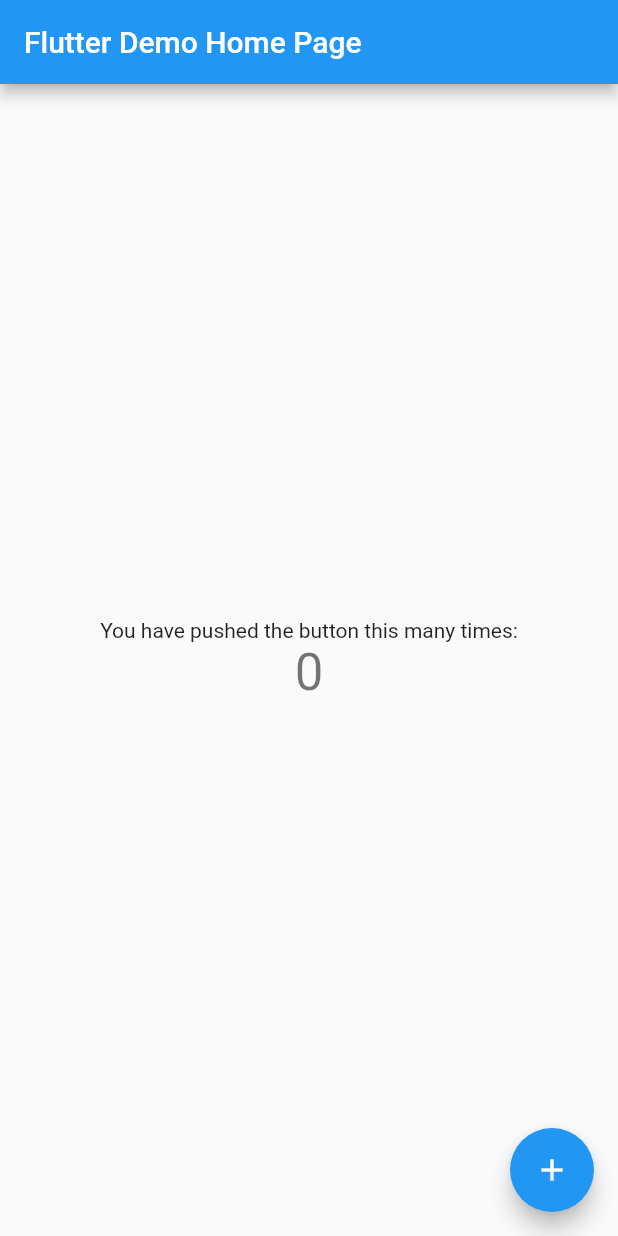
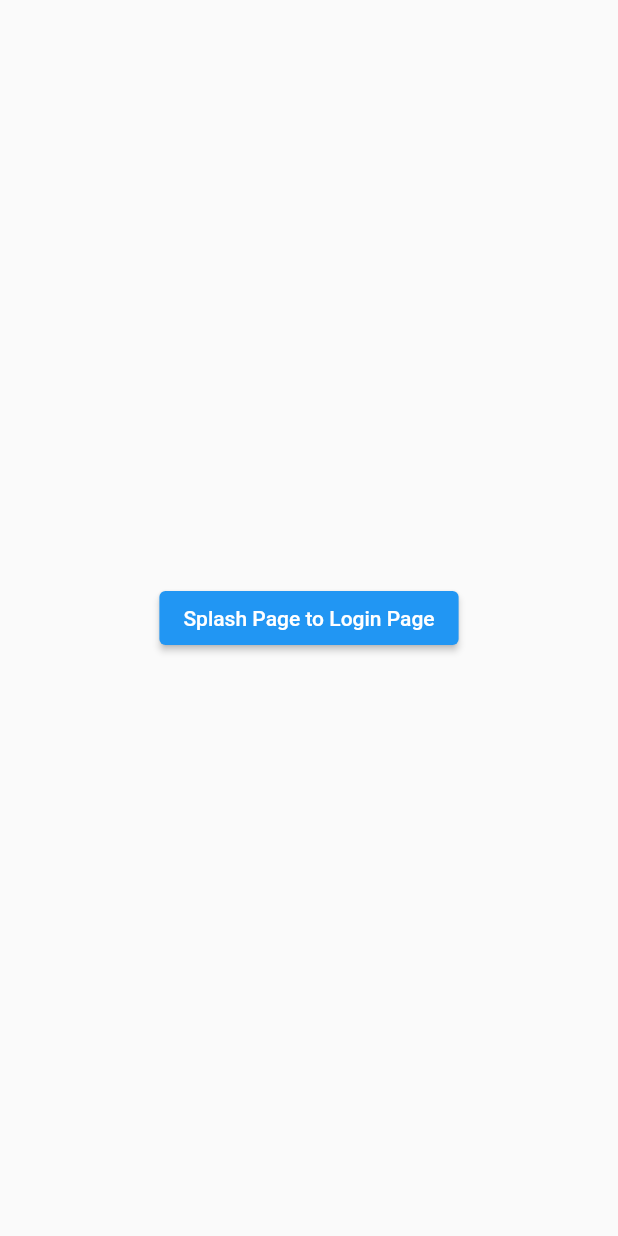
Before and after one commit to dimassdoubles/waroengku, a Flutter app: the screen it shows after launch, on a phone screen of 412 x 824 dp. Run offline on Flutter 3.47's test engine with Material 2 defaults, Android fonts, the phone set to English and light mode, and no system bars.

Commit message:
set up routes

```diff
--- a/lib/main.dart
+++ b/lib/main.dart
@@ -1,4 +1,5 @@
 import 'package:flutter/material.dart';
+import 'share/routes.dart' as routes;
 
 void main() {
   runApp(const MyApp());
@@ -7,109 +8,12 @@ void main() {
 class MyApp extends StatelessWidget {
   const MyApp({super.key});
 
-  // This widget is the root of your application.
   @override
   Widget build(BuildContext context) {
-    return MaterialApp(
-      title: 'Flutter Demo',
-      theme: ThemeData(
-        // This is the theme of your application.
-        //
-        // Try running your application with "flutter run". You'll see the
-        // application has a blue toolbar. Then, without quitting the app, try
-        // changing the primarySwatch below to Colors.green and then invoke
-        // "hot reload" (press "r" in the console where you ran "flutter run",
-        // or simply save your changes to "hot reload" in a Flutter IDE).
-        // Notice that the counter didn't reset back to zero; the application
-        // is not restarted.
-        primarySwatch: Colors.blue,
-      ),
-      home: const MyHomePage(title: 'Flutter Demo Home Page'),
+    return const MaterialApp(
+      debugShowCheckedModeBanner: false,
+      onGenerateRoute: routes.controller,
+      initialRoute: routes.splashPage,
     );
   }
 }
-
-class MyHomePage extends StatefulWidget {
-  const MyHomePage({super.key, required this.title});
-
-  // This widget is the home page of your application. It is stateful, meaning
-  // that it has a State object (defined below) that contains fields that affect
-  // how it looks.
-
-  // This class is the configuration for the state. It holds the values (in this
-  // case the title) provided by the parent (in this case the App widget) and
-  // used by the build method of the State. Fields in a Widget subclass are
-  // always marked "final".
-
-  final String title;
-
-  @override
-  State<MyHomePage> createState() => _MyHomePageState();
-}
-
-class _MyHomePageState extends State<MyHomePage> {
-  int _counter = 0;
-
-  void _incrementCounter() {
-    setState(() {
-      // This call to setState tells the Flutter framework that something has
-      // changed in this State, which causes it to rerun the build method below
-      // so that the display can reflect the updated values. If we changed
-      // _counter without calling setState(), then the build method would not be
-      // called again, and so nothing would appear to happen.
-      _counter++;
-    });
-  }
-
-  @override
-  Widget build(BuildContext context) {
-    // This method is rerun every time setState is called, for instance as done
-    // by the _incrementCounter method above.
-    //
-    // The Flutter framework has been optimized to make rerunning build methods
-    // fast, so that you can just rebuild anything that needs updating rather
-    // than having to individually change instances of widgets.
-    return Scaffold(
-      appBar: AppBar(
-        // Here we take the value from the MyHomePage object that was created by
-        // the App.build method, and use it to set our appbar title.
-        title: Text(widget.title),
-      ),
-      body: Center(
-        // Center is a layout widget. It takes a single child and positions it
-        // in the middle of the parent.
-        child: Column(
-          // Column is also a layout widget. It takes a list of children and
-          // arranges them vertically. By default, it sizes itself to fit its
-          // children horizontally, and tries to be as tall as its parent.
-          //
-          // Invoke "debug painting" (press "p" in the console, choose the
-          // "Toggle Debug Paint" action from the Flutter Inspector in Android
-          // Studio, or the "Toggle Debug Paint" command in Visual Studio Code)
-          // to see the wireframe for each widget.
-          //
-          // Column has various properties to control how it sizes itself and
-          // how it positions its children. Here we use mainAxisAlignment to
-          // center the children vertically; the main axis here is the vertical
-          // axis because Columns are vertical (the cross axis would be
-          // horizontal).
-          mainAxisAlignment: MainAxisAlignment.center,
-          children: <Widget>[
-            const Text(
-              'You have pushed the button this many times:',
-            ),
-            Text(
-              '$_counter',
-              style: Theme.of(context).textTheme.headline4,
-            ),
-          ],
-        ),
-      ),
-      floatingActionButton: FloatingActionButton(
-        onPressed: _incrementCounter,
-        tooltip: 'Increment',
-        child: const Icon(Icons.add),
-      ), // This trailing comma makes auto-formatting nicer for build methods.
-    );
-  }
-}
--- /dev/null
+++ b/lib/presentation/pages/login_page.dart
@@ -0,0 +1,17 @@
+import 'package:flutter/material.dart';
+
+class LoginPage extends StatelessWidget {
+  const LoginPage({super.key});
+
+  @override
+  Widget build(BuildContext context) {
+    return Scaffold(
+      appBar: AppBar(
+        title: const Text('Login Page'),
+      ),
+      body: const Center(
+        child: Text('Login Page'),
+      ),
+    );
+  }
+}
--- /dev/null
+++ b/lib/presentation/pages/splash_page.dart
@@ -0,0 +1,20 @@
+import 'package:flutter/material.dart';
+import 'package:waroengku/share/routes.dart';
+
+class SplashPage extends StatelessWidget {
+  const SplashPage({super.key});
+
+  @override
+  Widget build(BuildContext context) {
+    return Scaffold(
+      body: Center(
+        child: ElevatedButton(
+          onPressed: () {
+            Navigator.pushNamed(context, loginPage);
+          },
+          child: const Text('Splash Page to Login Page'),
+        ),
+      ),
+    );
+  }
+}
--- /dev/null
+++ b/lib/share/routes.dart
@@ -0,0 +1,21 @@
+import 'package:flutter/material.dart';
+import 'package:waroengku/presentation/pages/login_page.dart';
+import 'package:waroengku/presentation/pages/splash_page.dart';
+
+const String splashPage = "splash-page";
+const String loginPage = "login-page";
+
+Route<dynamic> controller(RouteSettings settings) {
+  switch (settings.name) {
+    case loginPage:
+      return MaterialPageRoute(
+        builder: (context) => const LoginPage(),
+      );
+    case splashPage:
+      return MaterialPageRoute(
+        builder: (context) => const SplashPage(),
+      );
+    default:
+      throw ("This route name doesn't exist");
+  }
+}
```
Also changed, not shown: lib/share/styles/colors.dart (added), lib/share/styles/text_styles.dart (added).
